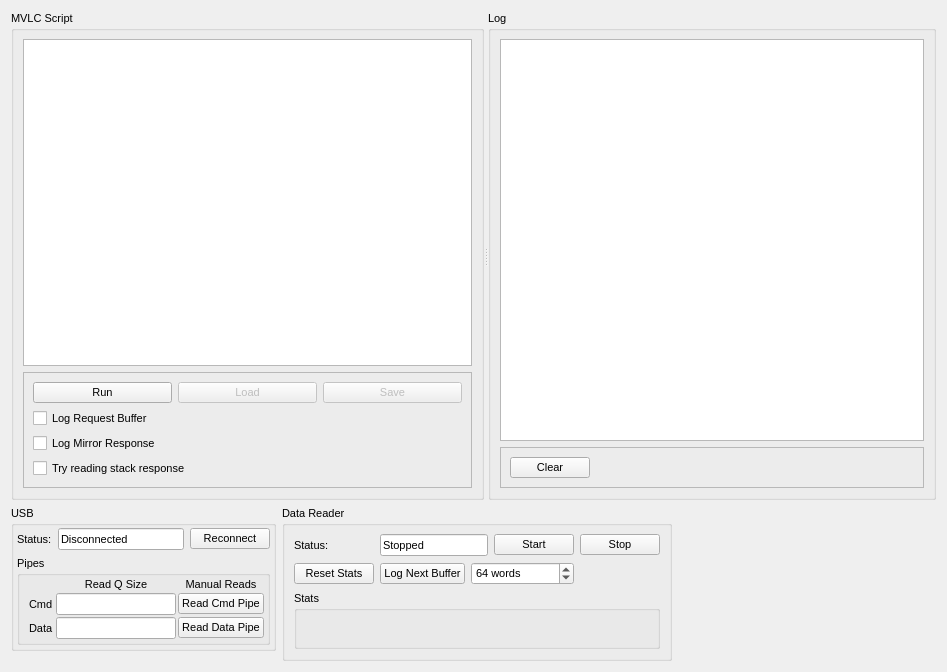
This is src/mvlc/mvlc_dev_ui.ui in flueke/mvme as Qt 5 draws it before an edit. The edited form follows.
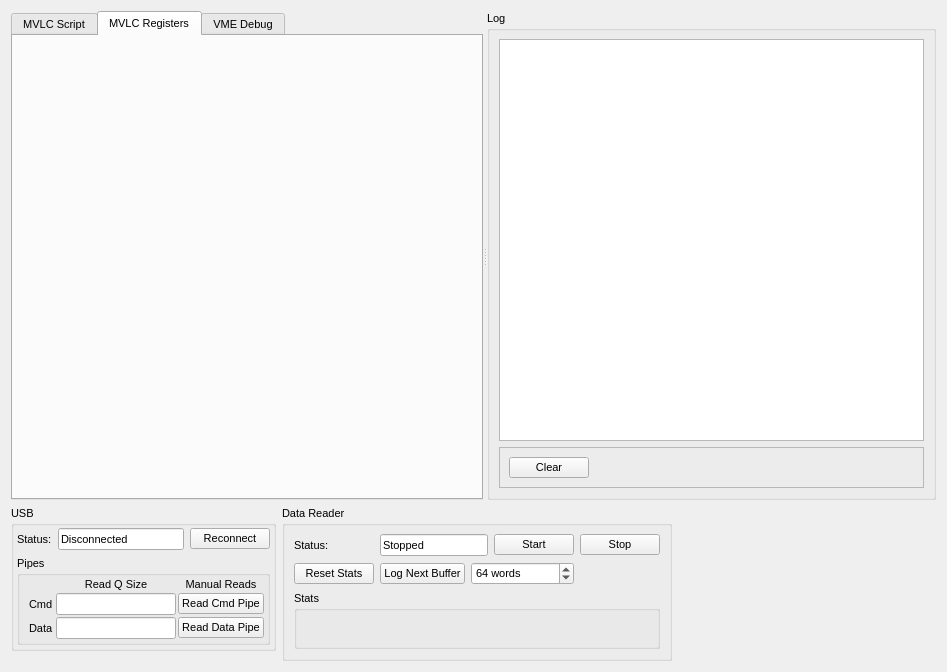
This is the edited form. The open tabs and pages were chosen to show the change.

Commit message: work on mvlc dev ui

```diff
--- a/src/mvlc/mvlc_dev_ui.ui
+++ b/src/mvlc/mvlc_dev_ui.ui
@@ -24,10 +24,14 @@
      <property name="orientation">
       <enum>Qt::Horizontal</enum>
      </property>
-     <widget class="QGroupBox" name="groupBox">
-      <property name="title">
+     <widget class="QTabWidget" name="tabWidget">
+      <property name="currentIndex">
+       <number>0</number>
+      </property>
+      <widget class="QWidget" name="tab_mvlcScript" native="true">
+       <attribute name="title">
        <string>MVLC Script</string>
-      </property>
+       </attribute>
       <layout class="QVBoxLayout" name="verticalLayout">
        <item>
         <widget class="QPlainTextEdit" name="te_scriptInput"/>
@@ -101,6 +105,18 @@
         </widget>
        </item>
       </layout>
+      </widget>
+      <widget class="QWidget" name="tab_mvlcRegisters">
+       <attribute name="title">
+        <string>MVLC Registers</string>
+       </attribute>
+       <layout class="QGridLayout" name="gridLayout_6"/>
+      </widget>
+      <widget class="QWidget" name="tab_vmeDebug">
+       <attribute name="title">
+        <string>VME Debug</string>
+       </attribute>
+      </widget>
      </widget>
      <widget class="QGroupBox" name="groupBox1">
       <property name="title">
```
Lines whose indentation alone changed are shown as unchanged. The commit also changes 3 other files.
